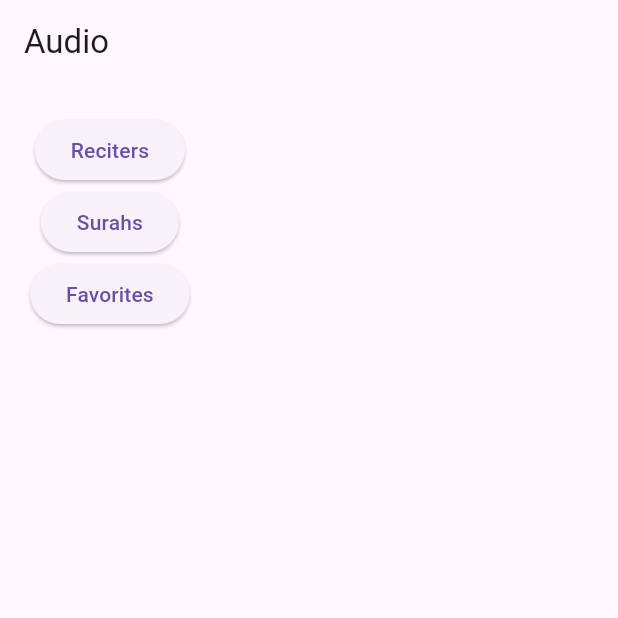
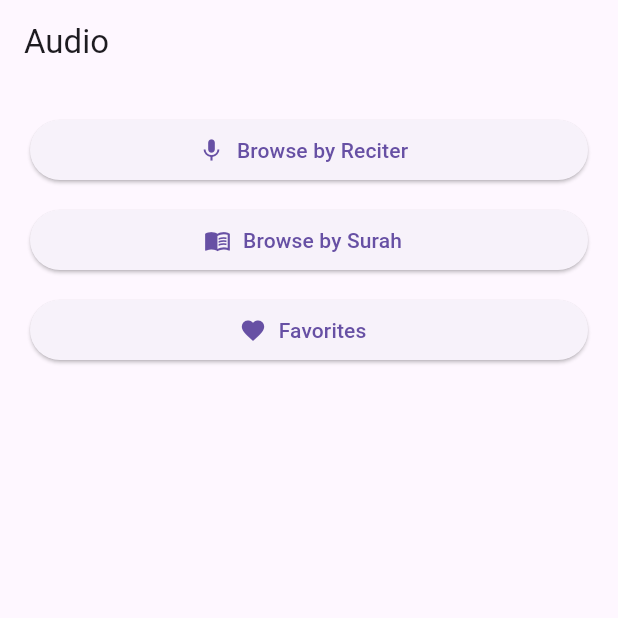
Before and after one commit to lynakc/projet-mob-dev, a Flutter app: the AudioPage screen opened directly, on a phone screen of 412 x 824 dp, the top half of it. Run offline on Flutter 3.47's test engine with Material 3 defaults, Android fonts, the phone set to English and light mode, and no system bars; our stand-ins replace cloud_firestore, firebase_auth, firebase_core, fl_chart, just_audio, local_auth and 1 more; accounts and stored records are empty.

Commit message:
ajour audio dans favoris et ui audio page

```diff
--- a/lib/features/home/audio_page.dart
+++ b/lib/features/home/audio_page.dart
@@ -1,5 +1,5 @@
+// features/home/audio_page.dart
 import 'package:flutter/material.dart';
-//import '../player/audio_list_page.dart';
 import '../favorites/favorites_page.dart';
 import '../player/reciters_page.dart';
 import '../player/surahs_global_page.dart';
@@ -14,38 +14,34 @@ class AudioPage extends StatelessWidget {
       body: Padding(
         padding: const EdgeInsets.all(20),
         child: Column(
+          crossAxisAlignment: CrossAxisAlignment.stretch,
           children: [
-
-            ElevatedButton(
-              onPressed: () {
-                Navigator.push(
-                  context,
-                  MaterialPageRoute(builder: (_) => RecitersPage()),
-                );
-              },
-              child: const Text("Reciters"),
+            ElevatedButton.icon(
+              icon: const Icon(Icons.mic),
+              onPressed: () => Navigator.push(
+                context,
+                MaterialPageRoute(builder: (_) => const RecitersPage()),
+              ),
+              label: const Text("Browse by Reciter"),
             ),
-
-            ElevatedButton(
-              onPressed: () {
-                Navigator.push(
-                  context,
-                  MaterialPageRoute(builder: (_) => SurahsGlobalPage()),
-                );
-              },
-              child: const Text("Surahs"),
+            const SizedBox(height: 12),
+            ElevatedButton.icon(
+              icon: const Icon(Icons.menu_book),
+              onPressed: () => Navigator.push(
+                context,
+                MaterialPageRoute(builder: (_) => SurahsGlobalPage()),
+              ),
+              label: const Text("Browse by Surah"),
             ),
-
-            ElevatedButton(
-              onPressed: () {
-                Navigator.push(
-                  context,
-                  MaterialPageRoute(builder: (_) => FavoritesPage()),
-                );
-              },
-              child: const Text("Favorites"),
+            const SizedBox(height: 12),
+            ElevatedButton.icon(
+              icon: const Icon(Icons.favorite),
+              onPressed: () => Navigator.push(
+                context,
+                MaterialPageRoute(builder: (_) => FavoritesPage()),
+              ),
+              label: const Text("Favorites"),
             ),
-
           ],
         ),
       ),
```
Also changed, not shown: lib/features/favorites/favorites_page.dart (+21 -1 lines), lib/features/home/settings_page.dart (+8 -1 lines), pubspec.lock.
